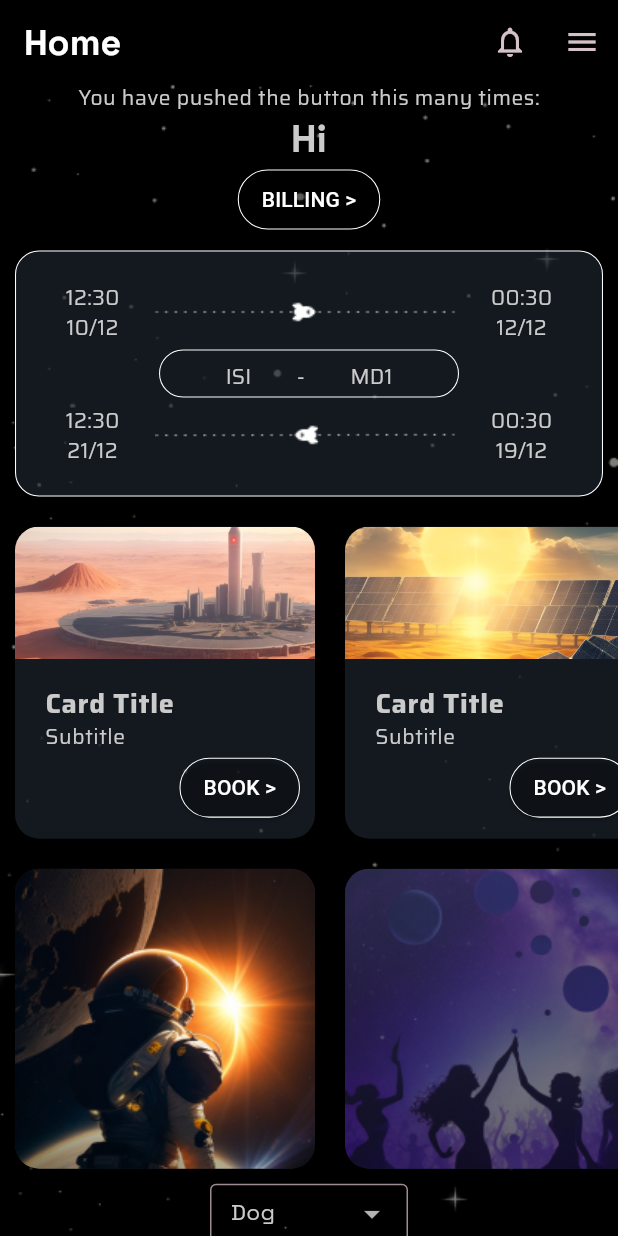
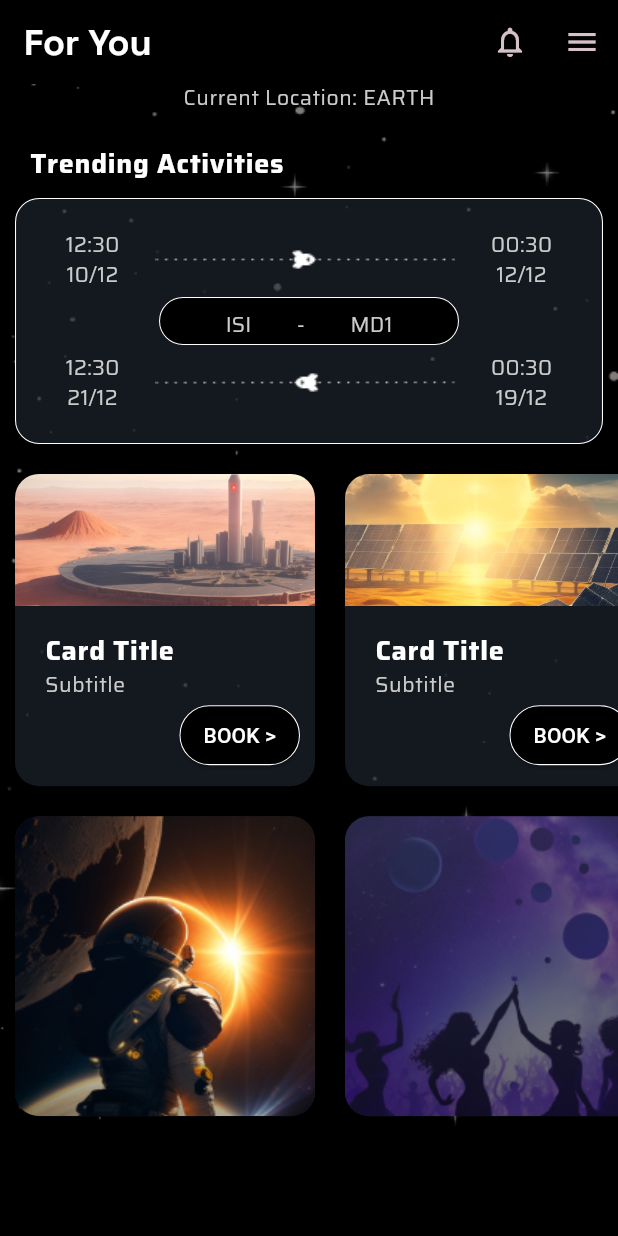
Before and after one commit to DDH13/ReidXtreme_Intergalactic, a Flutter app: the screen it shows after launch, on a phone screen of 412 x 824 dp. Run offline on Flutter 3.47's test engine with Material 2 defaults, Android fonts, the phone set to English and light mode, and no system bars; our stand-ins replace shared_preferences.

Commit message:
home page updates

```diff
--- a/frontend2/lib/main.dart
+++ b/frontend2/lib/main.dart
@@ -1,9 +1,10 @@
 import 'package:flutter/material.dart';
-import 'package:frontend2/views/booking_view/billing.dart';
 import 'package:frontend2/views/booking_view/find_shuttle_view.dart';
 import '../../utils/appbar_styles.dart';
 import '../../utils/card_styles.dart';
 import '../../utils/detailed_card_styles.dart';
+import '../../utils/elevated_button_styles.dart';
+import '../../utils/text_styles.dart';
 
 void main() {
   runApp(const MyApp());
@@ -31,82 +32,29 @@ class MyApp extends StatelessWidget {
           brightness: Brightness.dark,
         ),
 
-        // typography
+        // text theme
         textTheme: const TextTheme(
-          headlineLarge: TextStyle(
-            fontFamily: 'Space Grotesk',
-            fontSize: 32,
-            fontWeight: FontWeight.bold,
-          ),
-          headlineMedium: TextStyle(
-            fontFamily: 'Space Grotesk',
-            fontSize: 26,
-            fontWeight: FontWeight.bold,
-          ),
-          bodyLarge: TextStyle(
-            fontFamily: 'Saira',
-            fontSize: 18,
-            fontWeight: FontWeight.bold,
-          ),
-          bodyMedium: TextStyle(fontFamily: 'Saira', fontSize: 16),
-          bodySmall: TextStyle(
-              fontFamily: 'Saira', fontSize: 14, color: Color(0xffCBCBCB)),
+          headlineLarge: ThemeText.headlineLarge,
+          headlineMedium: ThemeText.headlineMedium,
+          bodyLarge: ThemeText.bodyLarge,
+          bodyMedium: ThemeText.bodyMedium,
+          bodySmall: ThemeText.bodySmall,
         ),
 
-        // elevated button styling
-        elevatedButtonTheme: ElevatedButtonThemeData(
-          style: ButtonStyle(
-            // transparent background color
-            backgroundColor: MaterialStateProperty.all<Color>(
-              Theme.of(context).colorScheme.primary.withOpacity(0),
-            ),
-            // border colour white, stroke width 0.5
-            side: MaterialStateProperty.all<BorderSide>(
-              const BorderSide(
-                color: Colors.white,
-                width: 0.7,
-              ),
-            ),
-            foregroundColor: MaterialStateProperty.all<Color>(
-              Theme.of(context).colorScheme.onPrimary,
-            ),
-            padding: MaterialStateProperty.all<EdgeInsetsGeometry>(
-              const EdgeInsets.symmetric(
-                horizontal: 16,
-                vertical: 8,
-              ),
-            ),
-            shape: MaterialStateProperty.all<OutlinedBorder>(
-              RoundedRectangleBorder(
-                borderRadius: BorderRadius.circular(30),
-              ),
-            ),
-          ),
+        // elevated button theme
+        elevatedButtonTheme: CustomElevatedButtonTheme.customButtonTheme,
+
+        // floating action button theme
+        floatingActionButtonTheme: FloatingActionButtonThemeData(
+          backgroundColor: Theme.of(context).colorScheme.primary,
+          foregroundColor: Theme.of(context).colorScheme.onPrimary,
         ),
-
-        floatingActionButtonTheme: (FloatingActionButtonThemeData(
-          backgroundColor: Colors.white,
-          foregroundColor: Colors.black,
-          elevation: 0,
-          shape: RoundedRectangleBorder(
-            borderRadius: BorderRadius.circular(30),
-            side: const BorderSide(
-              color: Colors.white,
-              width: 0.7,
-            ),
-          ),
-        )),
 
         // card theme
         cardTheme: CustomCardTheme.customCardTheme,
 
-        //   bottom app bar
-        bottomAppBarTheme: const BottomAppBarTheme(
-          color: Colors.transparent,
-          elevation: 0,
-        ),
       ),
-      home: const MyHomePage(title: 'Available Shuttles'),
+      home: const MyHomePage(title: 'Intergalactic'),
     );
   }
 }
@@ -139,27 +87,11 @@ class BackgroundImage extends StatelessWidget {
 
 class _MyHomePageState extends State<MyHomePage> {
   String dropdownValue = 'Dog';
-  DateTime? _selectedDate;
-
-  void _showDatePicker() async {
-    final pickedDate = await showDatePicker(
-      context: context,
-      initialDate: _selectedDate ?? DateTime.now(),
-      firstDate: DateTime(2000),
-      lastDate: DateTime(2101),
-    );
-
-    if (pickedDate != null && pickedDate != _selectedDate) {
-      setState(() {
-        _selectedDate = pickedDate;
-      });
-    }
-  }
 
   @override
   Widget build(BuildContext context) {
     return Scaffold(
-      appBar: const CustomAppBar(title: 'Home'),
+      appBar: const CustomAppBar(title: 'For You'),
       body: SingleChildScrollView(
         child: Column(children: [
           //   body
@@ -174,27 +106,26 @@ class _MyHomePageState extends State<MyHomePage> {
               child: Column(
                 mainAxisAlignment: MainAxisAlignment.center,
                 children: <Widget>[
+                  // const SizedBox(
+                  //   height: 10,
+                  // ),
                   Text(
-                    'You have pushed the button this many times:',
+                    'Current Location: EARTH',
                     style: Theme.of(context).textTheme.bodySmall,
                   ),
-                  Text(
-                    'Hi',
-                    style: Theme.of(context).textTheme.headlineMedium,
+
+                  // left aligned heading
+                  Padding(
+                    padding: const EdgeInsets.only(
+                        top: 20, left: 20, bottom: 0, right: 0),
+                    child: Align(
+                      alignment: Alignment.bottomLeft,
+                      child: Text(
+                        'Trending Activities',
+                        style: Theme.of(context).textTheme.bodyLarge,
+                      ),
+                    ),
                   ),
-
-                  //   button
-                  ElevatedButton(
-                    onPressed: () {
-                      Navigator.push(
-                        context,
-                        MaterialPageRoute(
-                            builder: (context) => Billing()),
-                      );
-                    },
-                    child: const Text('BILLING >'),
-                  ),
-
                   DetailedCardTheme.createTripDetailsCard('12:30', '10/12', '00:30', '12/12', '12:30', '21/12', '00:30', '19/12', 'ISI', 'MD1', 200, 50, 86, 200),
 
                   SingleChildScrollView(
@@ -441,62 +372,6 @@ class _MyHomePageState extends State<MyHomePage> {
                       ],
                     ),
                   ),
-
-                  Container(
-                    height: 40,
-                    width: 132,
-                    // style: TextStyle(),
-                    child: DropdownButtonFormField<String>(
-                      // Step 3.
-                      value: dropdownValue,
-                      decoration: const InputDecoration(
-                          border: OutlineInputBorder(),
-                          contentPadding: EdgeInsets.fromLTRB(10, 0, 0, 0)),
-                      itemHeight: 50,
-                      // width: 200,
-                      // Step 4.
-                      items: <String>['Dog', 'Cat', 'Tiger', 'ISS-2']
-                          .map<DropdownMenuItem<String>>((String value) {
-                        return DropdownMenuItem<String>(
-                          value: value,
-                          child: Text(
-                            value,
-                            style: const TextStyle(
-                                fontSize: 15, fontFamily: 'Space Grotesk'),
-                          ),
-                        );
-                      }).toList(),
-                      // Step 5.
-                      onChanged: (String? newValue) {
-                        setState(() {
-                          dropdownValue = newValue!;
-                        });
-                      },
-                    ),
-                  ),
-
-                  Container(
-                    height: 40,
-                    width: 160,
-                    child: TextFormField(
-                      readOnly: true,
-                      onTap: _showDatePicker,
-                      decoration: const InputDecoration(
-                        contentPadding: EdgeInsets.fromLTRB(10, 0, 0, 0),
-                        border: OutlineInputBorder(),
-                        labelText: 'Date',
-                        labelStyle:
-                            TextStyle(color: Colors.white, fontSize: 15),
-                        suffixIcon:
-                            Icon(Icons.calendar_today, color: Colors.white),
-                      ),
-                      controller: TextEditingController(
-                        text: _selectedDate != null
-                            ? "${_selectedDate!.day}/${_selectedDate!.month}/${_selectedDate!.year}"
-                            : "",
-                      ),
-                    ),
-                  )
                 ],
               ),
             ),
--- a/frontend2/lib/utils/detailed_card_styles.dart
+++ b/frontend2/lib/utils/detailed_card_styles.dart
@@ -397,6 +397,5 @@ class DetailedCardTheme extends CustomCardTheme {
         )
       ),
     );
-
+  }
 }
-}
```
